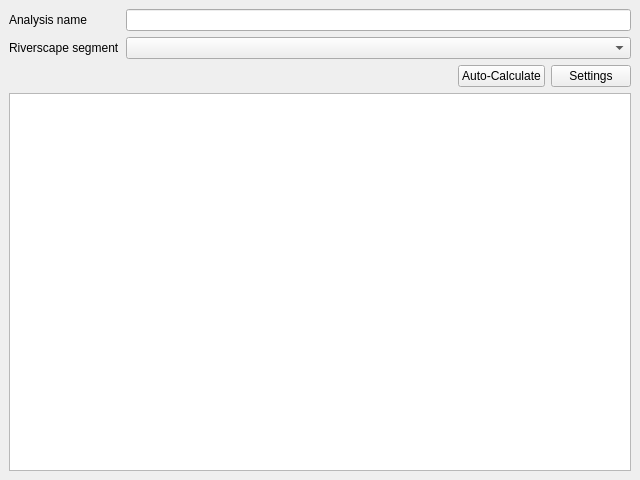
Old version of the form src/view/ui/analysis_docwidget.ui in the repository Riverscapes/QRiS.
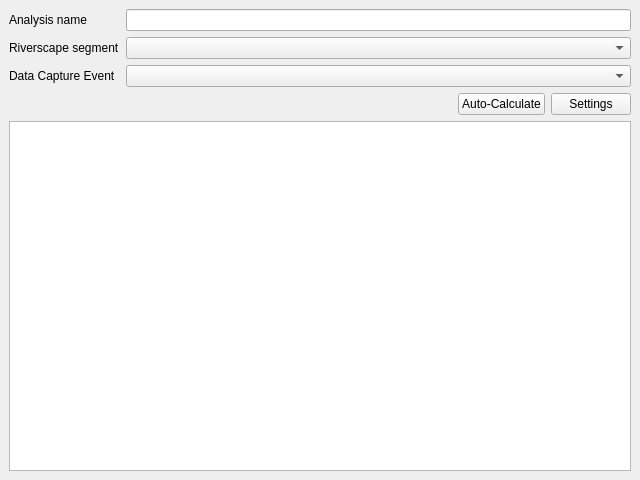
New version of the form.

Commit message: analysis dockable widget progress

What changed in the file:
```diff
--- a/src/view/ui/analysis_docwidget.ui
+++ b/src/view/ui/analysis_docwidget.ui
@@ -39,6 +39,16 @@
         <item row="1" column="2">
          <widget class="QComboBox" name="cboSegment"/>
         </item>
+        <item row="2" column="2">
+         <widget class="QComboBox" name="cboEvent"/>
+        </item>
+        <item row="2" column="1">
+         <widget class="QLabel" name="lblEvent">
+          <property name="text">
+           <string>Data Capture Event</string>
+          </property>
+         </widget>
+        </item>
        </layout>
       </item>
       <item>
```
Left out of the diff: 6 changed lines with no effect on the pictures. The commit also changes 3 other files.
